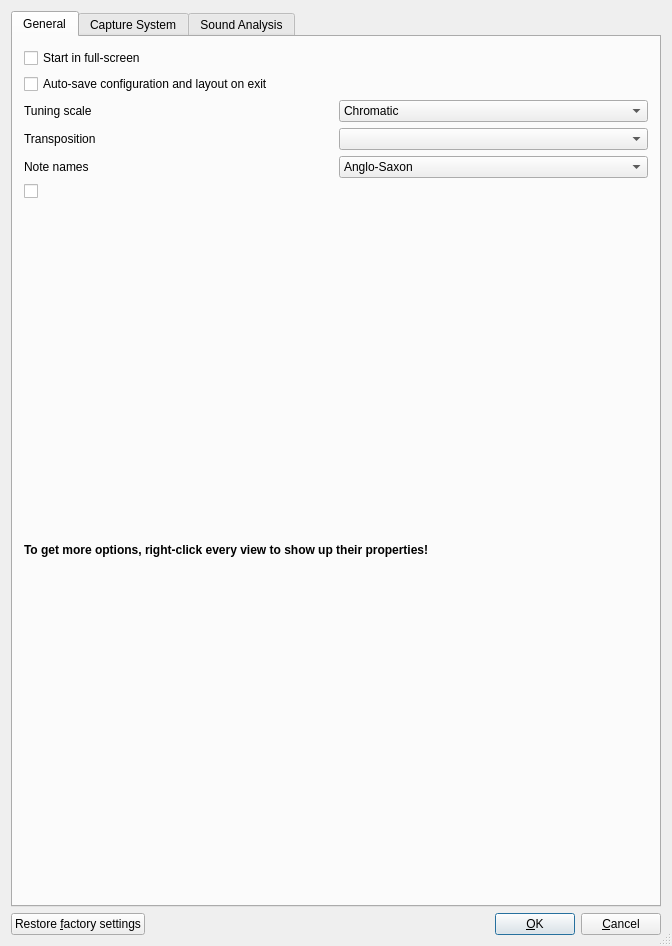
First picture: the form in ui/ConfigForm.ui, repository gillesdegottex/fmit, before the edit.
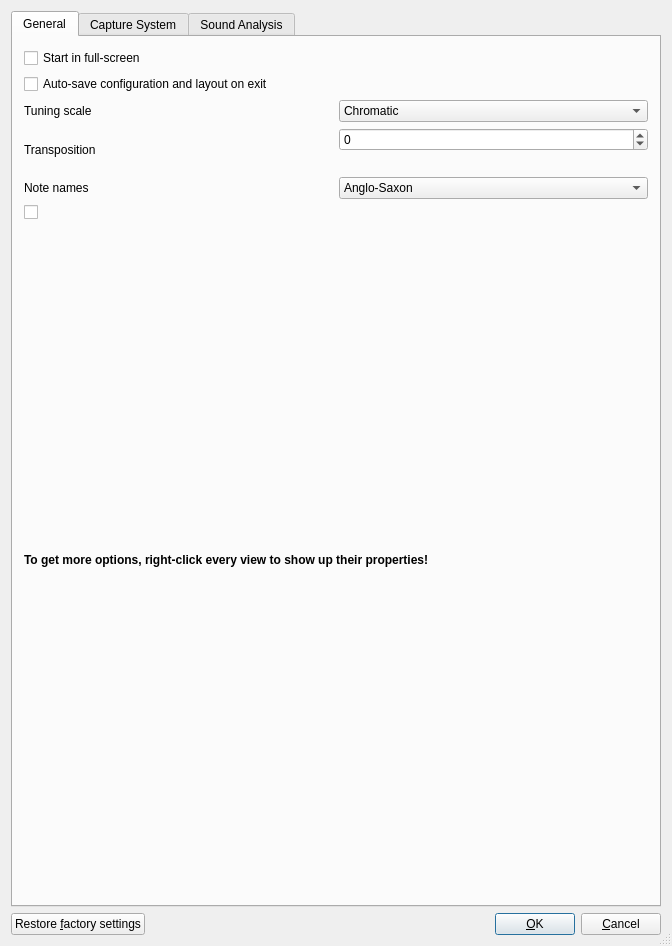
Second picture: the form after the edit. Icons and pictures are not drawn.

Commit message: Use a QSpinBox for the transposition setting

```diff
--- a/ui/ConfigForm.ui
+++ b/ui/ConfigForm.ui
@@ -130,8 +130,25 @@
           </widget>
          </item>
          <item>
-          <widget class="QComboBox" name="ui_cbTransposition">
-          </widget>
+          <layout class="QVBoxLayout">
+           <item>
+            <widget class="QSpinBox" name="ui_spinTransposition">
+             <property name="minimum">
+              <number>-96</number>
+             </property>
+             <property name="maximum">
+              <number>96</number>
+             </property>
+             <property name="value">
+              <number>0</number>
+             </property>
+            </widget>
+           </item>
+           <item>
+            <widget class="QLabel" name="ui_lblTransposition">
+            </widget>
+           </item>
+          </layout>
          </item>
         </layout>
        </item>
```
The commit also changes 2 other files.
